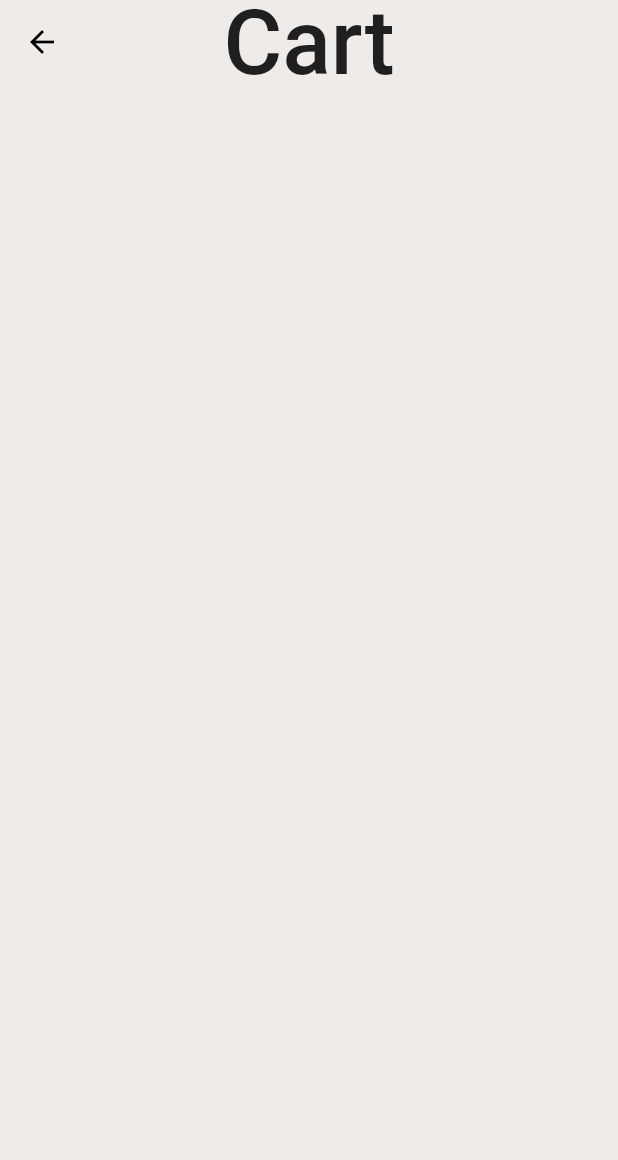
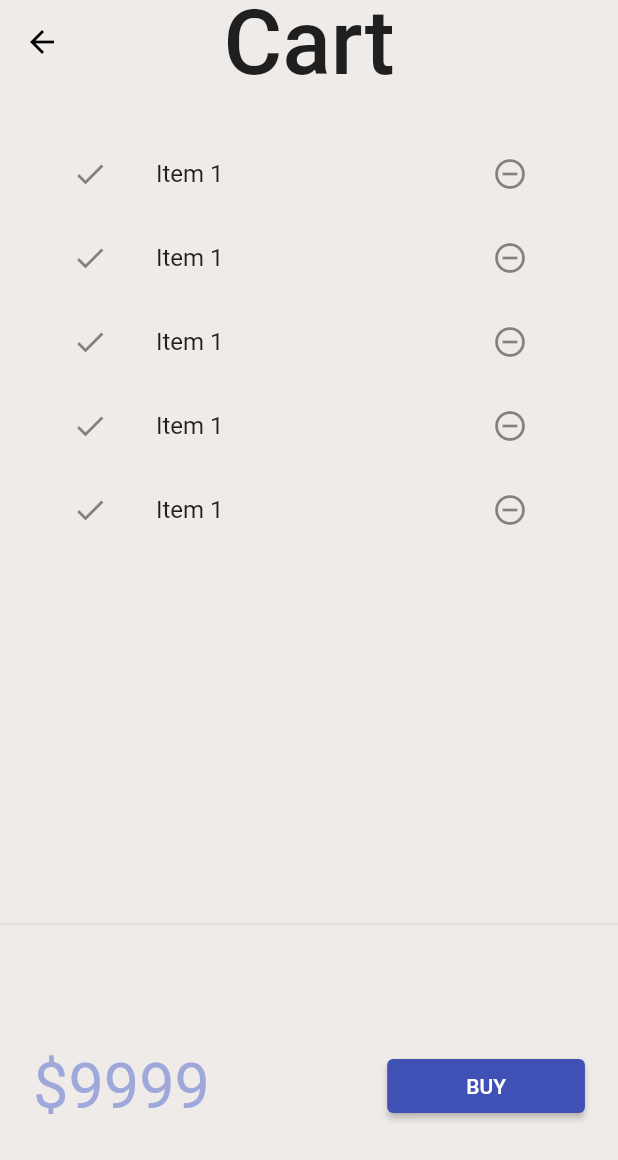
Before and after one commit to notnk/flutter_app, a Flutter app: the CartPage screen opened by its route, on a phone screen of 412 x 824 dp. Shown: the top 1160 px of the screen. Run offline on Flutter 3.47's test engine with Material 2 defaults, Android fonts, the phone set to English and light mode, and no system bars; our stand-ins replace google_fonts, velocity_x; network calls fail.

Commit message:
day 17 was completed

```diff
--- a/lib/pages/cart_page.dart
+++ b/lib/pages/cart_page.dart
@@ -13,6 +13,62 @@ class CartPage extends StatelessWidget {
         centerTitle: true,
         backgroundColor: Colors.transparent,
       ),
+      body: Column(
+        children: [
+          _CartList().p32().expand(),
+          Divider(),
+          _CartTotal(),
+        ],
+      ),
     );
   }
 }
+
+class _CartTotal extends StatelessWidget {
+  const _CartTotal({Key? key}) : super(key: key);
+
+  @override
+  Widget build(BuildContext context) {
+    return SizedBox(
+      height: 200,
+      child: Row(
+        mainAxisAlignment: MainAxisAlignment.spaceAround,
+        children: [
+          "\$9999".text.xl5.color(context.theme.backgroundColor).make(),
+          30.widthBox,
+          ElevatedButton(
+            onPressed: (){},
+            child: "BUY".text.make(),
+            // style: ButtonStyle(
+            //   backgroundColor: MaterialStateProperty.all(context.theme.backgroundColor)
+            // ),
+          ).w32(context),
+        ],
+      ),
+    );
+  }
+}
+
+class _CartList extends StatefulWidget {
+  const _CartList({Key? key}) : super(key: key);
+
+  @override
+  State<_CartList> createState() => _CartListState();
+}
+
+class _CartListState extends State<_CartList> {
+  @override
+  Widget build(BuildContext context) {
+    return ListView.builder(
+      itemCount: 5,
+      itemBuilder: (context,index)=>ListTile(
+        leading: const Icon(Icons.done),
+        trailing: IconButton(
+            icon: const Icon(Icons.remove_circle_outline),
+            onPressed: (){},
+        ),
+        title: "Item 1".text.make(),
+      ),
+    );
+  }
+}
```
